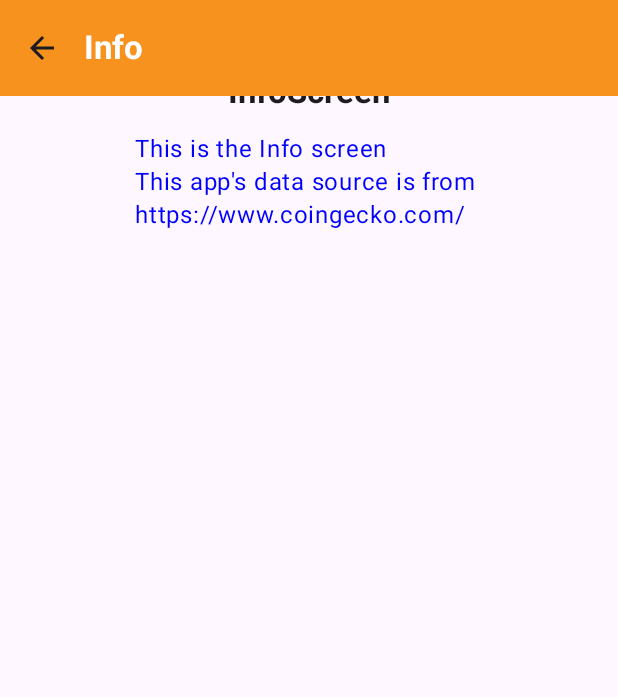
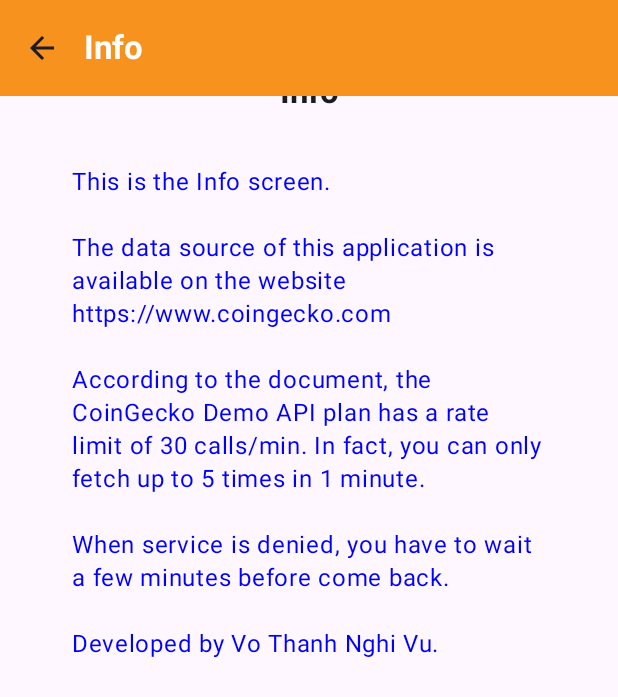
Before and after one commit to VoThanhNghiVu/MobileProgramming-FreeTopic, an Android app built with Jetpack Compose: the InfoScreen screen opened through its navigation route, on a phone screen of 412 x 824 dp. Shown: the top 697 px of the screen. Run offline under Robolectric (Android 15) with nearby library versions, the phone set to English and light mode, and no system bars; pictures from the network do not load.

Commit message:
Free topic Assignment done.

```diff
--- a/app/src/main/java/com/example/cryptotracker/repository/CryptoRepository.kt
+++ b/app/src/main/java/com/example/cryptotracker/repository/CryptoRepository.kt
@@ -1,17 +1,20 @@
 package com.example.cryptotracker.repository
 
-import android.util.Log
 import com.example.cryptotracker.data.model.Crypto
 import com.example.cryptotracker.data.remote.RetrofitInstance
-import kotlinx.coroutines.delay
 
 class CryptoRepository {
-    suspend fun getCryptoList(page: Int, perPage: Int): List<Crypto> {
+    suspend fun getCryptoList(page: Int, perPage: Int): List<Crypto>? {
         return try {
             RetrofitInstance.api.getCryptoList(perPage = perPage, page = page)
+        } catch (e: retrofit2.HttpException) {
+            if (e.code() == 429) {
+                null
+            } else {
+                throw e
+            }
         } catch (e: Exception) {
-            Log.e("CryptoRepository", "Error when get data: ${e.message}")
-            emptyList()
+            throw e
         }
     }
 }
--- a/app/src/main/java/com/example/cryptotracker/ui/screens/CryptoScreen.kt
+++ b/app/src/main/java/com/example/cryptotracker/ui/screens/CryptoScreen.kt
@@ -33,7 +33,7 @@ fun CryptoScreen(navController: NavHostController, viewModel: CryptoViewModel) {
             TopAppBar(
                 title = {
                     Text(
-                        "Crypto Information Tracker",
+                        "Crypto Tracker App",
                         modifier = Modifier.fillMaxWidth(),
                         textAlign = TextAlign.Center
                     )
@@ -80,14 +80,13 @@ fun CryptoScreen(navController: NavHostController, viewModel: CryptoViewModel) {
             horizontalAlignment = Alignment.CenterHorizontally
         ) {
             if (isLoading) {
-                CircularProgressIndicator()
+                CircularProgressIndicator(modifier = Modifier.padding(16.dp))
             } else if (errorMessage != null) {
                 Text(
                     text = errorMessage ?: "",
                     color = Color.Red,
-                    //fontWeight = FontWeight.Bold,
                     style = MaterialTheme.typography.bodyLarge,
-                    modifier = Modifier.padding(48.dp)
+                    modifier = Modifier.padding(30.dp)
                 )
             } else {
                 LazyColumn(
@@ -138,7 +137,7 @@ fun CryptoItem(crypto: Crypto) {
     Card(
         colors = CardDefaults.cardColors(containerColor = Color(0xFF121212)),
         modifier = Modifier
-            .padding(horizontal = 48.dp, vertical = 4.dp)
+            .padding(horizontal = 50.dp, vertical = 4.dp)
             .fillMaxWidth()
     ) {
         Row(
@@ -150,9 +149,11 @@ fun CryptoItem(crypto: Crypto) {
             Image(
                 painter = rememberAsyncImagePainter(crypto.image),
                 contentDescription = crypto.name,
-                modifier = Modifier.size(50.dp)
+                modifier = Modifier
+                    .size(52.dp)
+                    .padding(8.dp)
             )
-            Spacer(Modifier.width(4.dp))
+            Spacer(Modifier.width(16.dp))
             Column {
                 Text(crypto.name, style = MaterialTheme.typography.titleMedium, color = Color.White)
                 Text("Price: $${crypto.current_price}", color = Color.Green)
--- a/app/src/main/java/com/example/cryptotracker/ui/screens/InfoScreen.kt
+++ b/app/src/main/java/com/example/cryptotracker/ui/screens/InfoScreen.kt
@@ -50,9 +50,16 @@ fun InfoScreen(navController: NavHostController) {
                 .padding(48.dp),
             horizontalAlignment = Alignment.CenterHorizontally
         ) {
-            Text("InfoScreen", style = MaterialTheme.typography.titleLarge)
+            Text("Info", style = MaterialTheme.typography.titleLarge)
             Spacer(modifier = Modifier.height(16.dp))
-            Text("This is the Info screen \nThis app's data source is from \nhttps://www.coingecko.com/", style = MaterialTheme.typography.bodyLarge, color = Color.Blue)
+            Text(
+                "\nThis is the Info screen.\n" +
+                        "\nThe data source of this application is available on the website https://www.coingecko.com \n" +
+                        "\nAccording to the document, the CoinGecko Demo API plan has a rate limit of 30 calls/min. In fact, you can only fetch up to 5 times in 1 minute.\n" +
+                        "\nWhen service is denied, you have to wait a few minutes before come back.\n" +
+                        "\nDeveloped by Vo Thanh Nghi Vu.",
+                style = MaterialTheme.typography.bodyLarge, color = Color.Blue
+            )
         }
     }
 }
```
Also changed, not shown: app/src/main/java/com/example/cryptotracker/viewmodel/CryptoViewModel.kt (+9 -5 lines).
